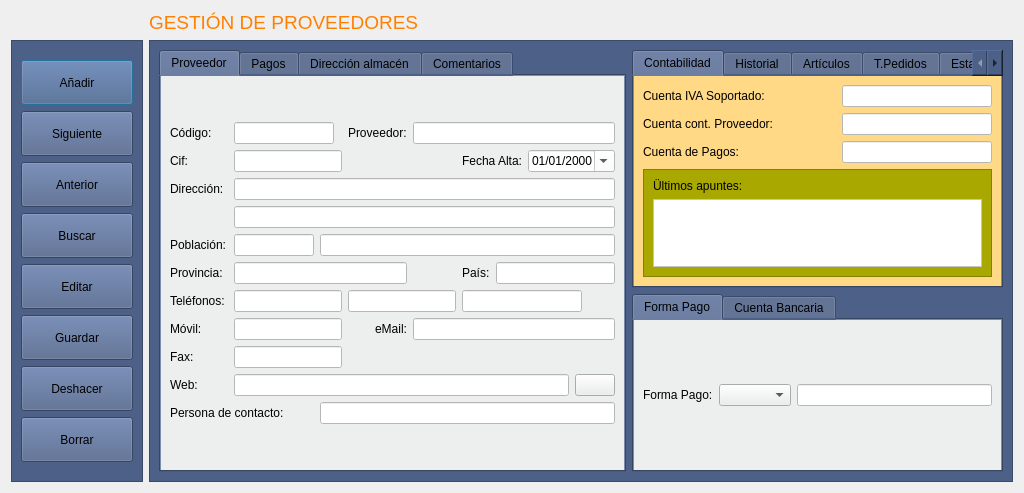
Qt form frmproveedores.ui (arcnexus/RedFoX) before a commit.
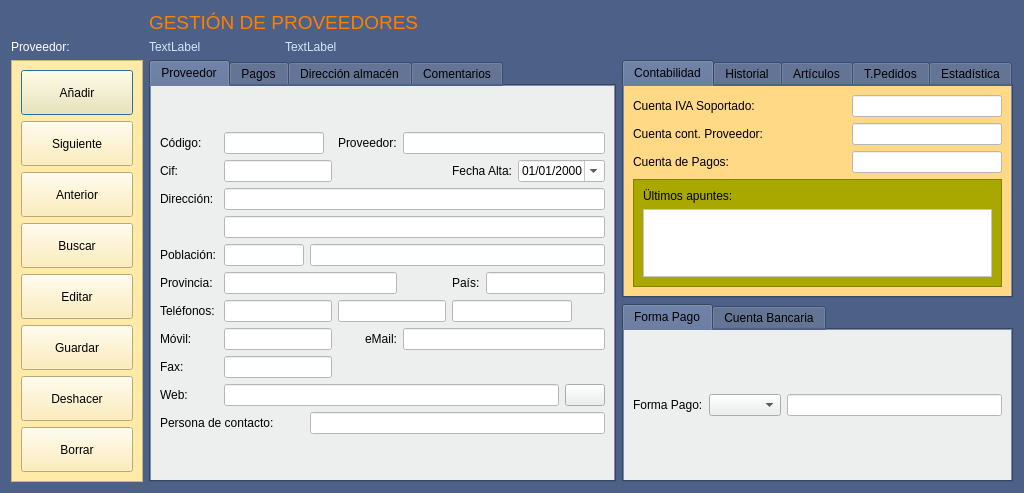
The same form after that commit. Icons and pictures are not drawn.

Commit message: Arreglado bug tamaño, Style pantallas

```diff
--- a/frmproveedores.ui
+++ b/frmproveedores.ui
@@ -24,10 +24,10 @@
     <normaloff>:/Icons/PNG/terra.png</normaloff>:/Icons/PNG/terra.png</iconset>
   </property>
   <property name="styleSheet">
-   <string notr="true"/>
+   <string notr="true">background-color: #4C6088;</string>
   </property>
-  <layout class="QGridLayout" name="gridLayout_22">
-   <item row="0" column="1">
+  <layout class="QGridLayout" name="gridLayout_20">
+   <item row="0" column="1" colspan="2">
     <widget class="QLabel" name="label_16">
      <property name="text">
       <string>&lt;html&gt;&lt;head/&gt;&lt;body&gt;&lt;p&gt;&lt;span style=&quot; font-size:14pt; color:#ff8000;&quot;&gt;GESTIÓN DE PROVEEDORES&lt;/span&gt;&lt;/p&gt;&lt;/body&gt;&lt;/html&gt;</string>
@@ -35,6 +35,32 @@
     </widget>
    </item>
    <item row="1" column="0">
+    <widget class="QLabel" name="label_18">
+     <property name="styleSheet">
+      <string notr="true">color: rgb(255, 255, 255);</string>
+     </property>
+     <property name="text">
+      <string>Proveedor:</string>
+     </property>
+    </widget>
+   </item>
+   <item row="1" column="1">
+    <widget class="QLabel" name="lblCodigoProveedor">
+     <property name="maximumSize">
+      <size>
+       <width>130</width>
+       <height>16777215</height>
+      </size>
+     </property>
+     <property name="styleSheet">
+      <string notr="true">color: rgb(208, 233, 255)</string>
+     </property>
+     <property name="text">
+      <string>TextLabel</string>
+     </property>
+    </widget>
+   </item>
+   <item row="2" column="0" rowspan="2">
     <widget class="QFrame" name="frame_2">
      <property name="minimumSize">
       <size>
@@ -43,7 +69,7 @@
       </size>
      </property>
      <property name="styleSheet">
-      <string notr="true">background-color: #4C6088;</string>
+      <string notr="true">background-color: rgb(255, 235, 167);</string>
      </property>
      <property name="frameShape">
       <enum>QFrame::StyledPanel</enum>
@@ -243,19 +269,7 @@
      </layout>
     </widget>
    </item>
-   <item row="1" column="1">
-    <widget class="QFrame" name="frame_3">
-     <property name="styleSheet">
-      <string notr="true">background-color: #4C6088;</string>
-     </property>
-     <property name="frameShape">
-      <enum>QFrame::StyledPanel</enum>
-     </property>
-     <property name="frameShadow">
-      <enum>QFrame::Raised</enum>
-     </property>
-     <layout class="QGridLayout" name="gridLayout_20">
-      <item row="0" column="0" rowspan="2">
+   <item row="2" column="1" rowspan="2" colspan="2">
        <widget class="QTabWidget" name="tabWidget_5">
         <property name="maximumSize">
          <size>
@@ -949,7 +963,7 @@
         </widget>
        </widget>
       </item>
-      <item row="0" column="1">
+   <item row="2" column="3">
        <widget class="QTabWidget" name="tabWidget_3">
         <property name="minimumSize">
          <size>
@@ -1248,7 +1262,7 @@
         </widget>
        </widget>
       </item>
-      <item row="1" column="1">
+   <item row="3" column="3">
        <widget class="QTabWidget" name="tabWidget_2">
         <property name="maximumSize">
          <size>
@@ -1428,7 +1442,14 @@
         </widget>
        </widget>
       </item>
-     </layout>
+   <item row="1" column="2" colspan="2">
+    <widget class="QLabel" name="lblproveedor">
+     <property name="styleSheet">
+      <string notr="true">color: rgb(208, 233, 255)</string>
+     </property>
+     <property name="text">
+      <string>TextLabel</string>
+     </property>
     </widget>
    </item>
   </layout>
```
Left out of the diff: 60 changed lines with no effect on the pictures. Lines whose indentation alone changed are shown as unchanged. The commit also changes 9 other files.
